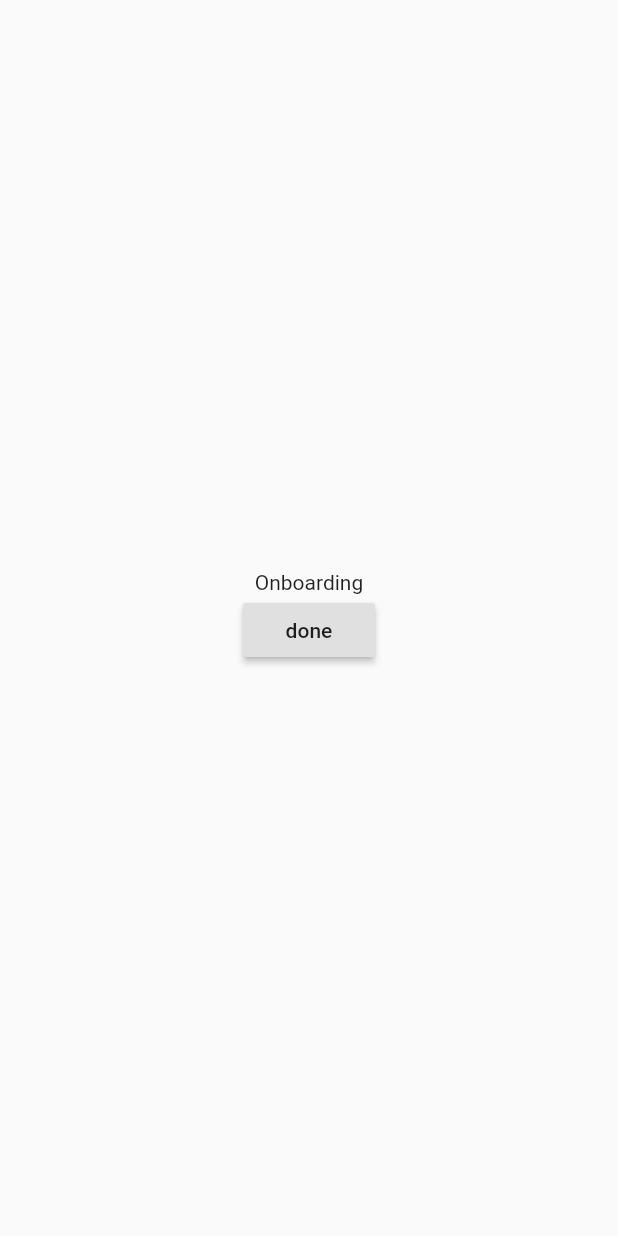
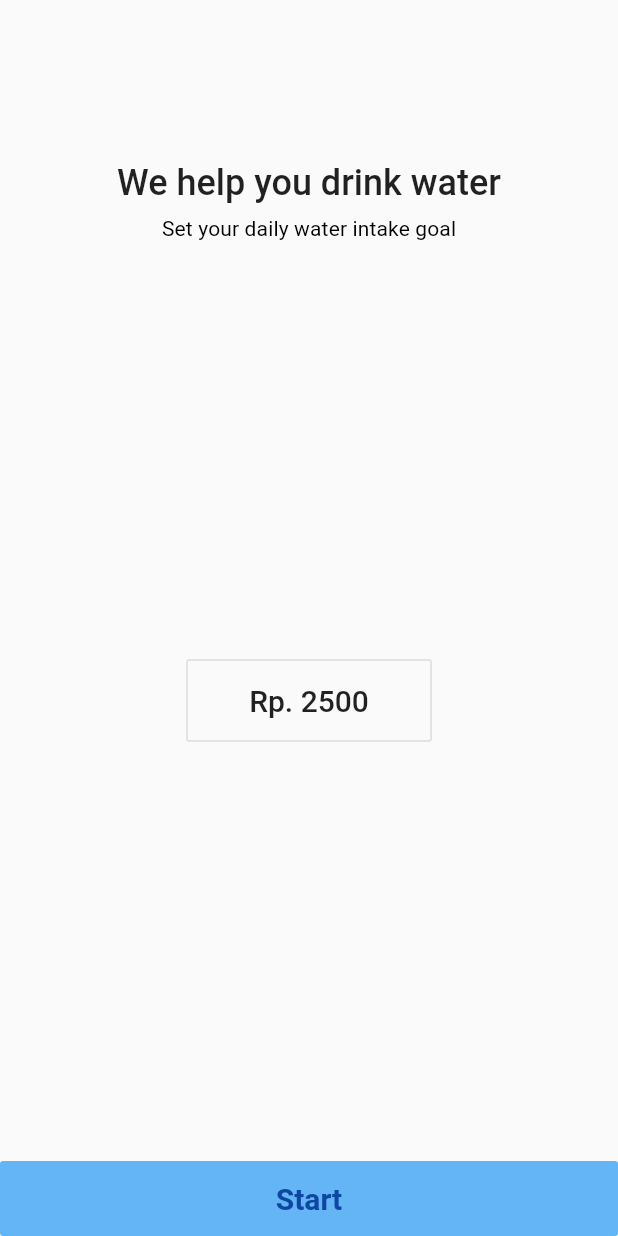
Before and after one commit to Masegie/piggy_bank_app, a Flutter app: the OnboardingPage screen opened directly, on a phone screen of 412 x 824 dp. Run offline on Flutter 3.47's test engine with Material 2 defaults, Android fonts, the light colour scheme and no system bars; our stand-ins replace cloud_firestore, firebase_auth, flutter_local_notifications, google_sign_in, rxdart; accounts and stored records are empty.

Commit message:
give up with the notification page, add set amount onboarding screen

```diff
--- a/lib/src/pages/onboarding_page.dart
+++ b/lib/src/pages/onboarding_page.dart
@@ -1,30 +1,88 @@
+import 'package:dram1y/src/widgets/popups/custom_amount_onboarding_popup.dart';
 import 'package:flutter/material.dart';
 import 'package:dram1y/service/firestore/firestore_user_service.dart';
 import 'package:dram1y/src/root_page.dart';
+import 'package:dram1y/src/widgets/custom_wide_flat_button.dart';
 
-class OnboardingPage extends StatelessWidget {
+class OnboardingPage extends StatefulWidget {
+  @override
+  _OnboardingPageState createState() => _OnboardingPageState();
+}
+
+class _OnboardingPageState extends State<OnboardingPage> {
+  int selectedAmount = 2500;
+
   @override
   Widget build(BuildContext context) {
+    final textTheme = Theme.of(context).textTheme;
     return Scaffold(
       body: Center(
         child: Column(
           mainAxisAlignment: MainAxisAlignment.center,
           children: <Widget>[
-            Text('Onboarding'),
-            RaisedButton(
+            SizedBox(height: 100, width: double.infinity),
+            smallTextSpace,
+            title(textTheme),
+            smallTextSpace,
+            subTitle(textTheme),
+            Expanded(
+              child: Column(
+                mainAxisAlignment: MainAxisAlignment.center,
+                children: <Widget>[
+                  OutlineButton(
+                    padding: const EdgeInsets.symmetric(horizontal: 42,vertical: 16),
+                    onPressed: () async {
+                      int amount = await showDialog(
+                        context: context,
+                        barrierDismissible: true,
+                        builder: (context) {
+                          return CustomAmountOnboardingPopup();
+                        }
+                      );
+                      setState(() => selectedAmount = amount);
+                    },
+                    child: Text(
+                      'Rp. $selectedAmount',
+                      style: textTheme.title,
+                    ),
+                  ),
+                ],
+              ),
+            ),
+            CustomWideFlatButton(
+              backgroundColor: Colors.blue.shade300,
+              foregroundColor: Colors.blue.shade900,
+              isRoundedAtBottom: false,
+              text: 'Start',
               onPressed: () async {
-                await FirestoreUserService.updateTotalMoney(2000);
+                await FirestoreUserService.updateTotalMoney(selectedAmount);
                 Navigator.of(context).pushReplacement(
                   MaterialPageRoute(
                     builder: (context) => RootPage(),
-                  ),
+                  )
                 );
               },
-              child: Text('done'),
-            ),
+            )
           ],
         ),
       ),
     );
   }
+  Widget get smallTextSpace => SizedBox(height: 8);
+
+  Text title(TextTheme textTheme) {
+    return Text(
+      'We help you drink water',
+      style: textTheme.title.copyWith(
+        fontSize: 24,
+      ),
+    );
+  }
+
+  Text subTitle(TextTheme textTheme) {
+    return Text(
+      'Set your daily water intake goal',
+      style: textTheme.subtitle.copyWith(fontWeight: FontWeight.w400),
+    );
+  }
 }
--- /dev/null
+++ b/lib/src/widgets/custom_wide_flat_button.dart
@@ -0,0 +1,48 @@
+import 'package:flutter/material.dart';
+
+class CustomWideFlatButton extends StatelessWidget {
+  const CustomWideFlatButton({
+    Key key,
+    this.text = 'Create',
+    @required this.onPressed,
+    @required this.backgroundColor,
+    @required this.foregroundColor,
+    this.isRoundedAtBottom = true,
+  }) : super(key: key);
+
+  final String text;
+  final VoidCallback onPressed;
+  final Color backgroundColor;
+  final Color foregroundColor;
+  final bool isRoundedAtBottom;
+
+  final roundedBorder = const RoundedRectangleBorder(
+    borderRadius: BorderRadius.only(
+      bottomLeft: Radius.circular(5),
+      bottomRight: Radius.circular(5),
+    ),
+  );
+
+  @override
+  Widget build(BuildContext context) {
+    return FlatButton(
+      padding: EdgeInsets.all(0),
+      onPressed: onPressed,
+      shape: isRoundedAtBottom ? roundedBorder : null,
+      color: backgroundColor,
+      child: Container(
+        alignment: Alignment.center,
+        height: 50,
+        width: double.infinity,
+        child: Text(
+          text,
+          style: TextStyle(
+            color: foregroundColor,
+            fontSize: 20,
+            fontWeight: FontWeight.bold,
+          ),
+        ),
+      ),
+    );
+  }
+}
```
Also changed, not shown: lib/src/widgets/popups/custom_amount_onboarding_popup.dart (added, +99 -0 lines).
